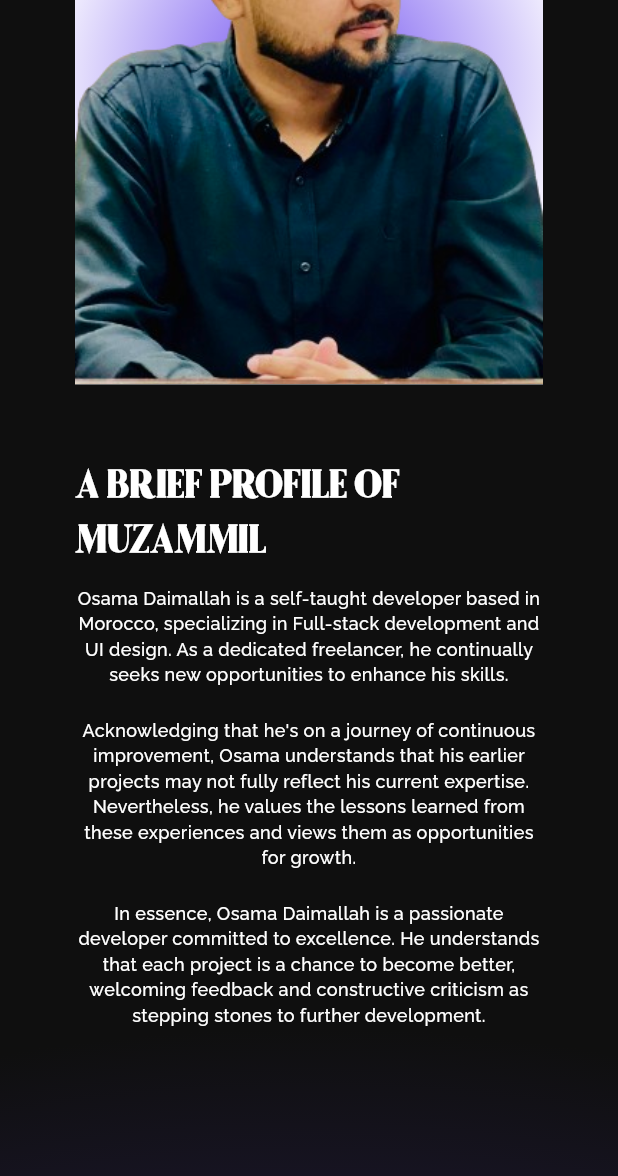
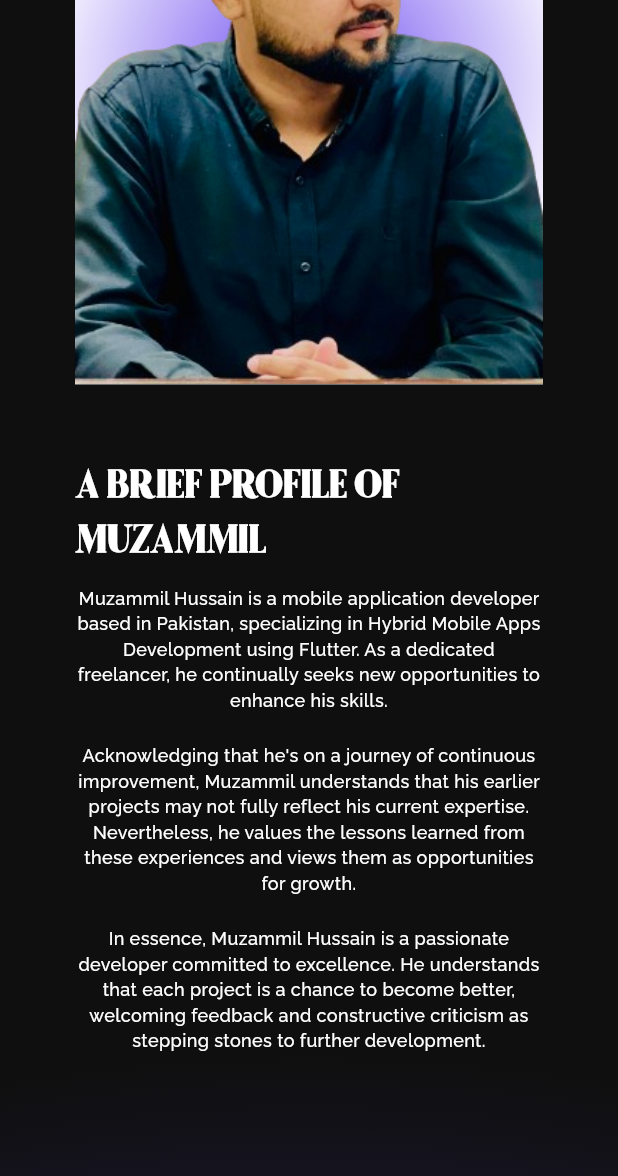
Before and after one commit to haxgert/portfolio, a Flutter app: the AboutPage screen opened by its route, scrolled down 576 dp, on a phone screen of 412 x 824 dp. Shown: the top 1176 px of the screen. Run offline on Flutter 3.47's test engine with Material 3 defaults, Android fonts, the phone set to English and light mode, and no system bars; our stand-ins replace animated_flip_counter, auto_size_text, delightful_toast, entry, flutter_svg, go_router and 2 more; missing offline and left inert: flutter_mailer; accounts and stored records are empty.

Commit message:
bug fixes

```diff
--- a/lib/view/pages/about/about_page.dart
+++ b/lib/view/pages/about/about_page.dart
@@ -148,7 +148,7 @@ class AboutPage extends StatelessWidget {
         ),
         SizedBox(height: 10),
         Text(
-          "Osama Daimallah is a self-taught developer based in Morocco, specializing in Full-stack development and UI design. As a dedicated freelancer, he continually seeks new opportunities to enhance his skills.",
+          "Muzammil Hussain is a mobile application developer based in Pakistan, specializing in Hybrid Mobile Apps Development using Flutter. As a dedicated freelancer, he continually seeks new opportunities to enhance his skills.",
           style: Theme.of(context)
               .textTheme
               .bodyMedium
@@ -157,7 +157,7 @@ class AboutPage extends StatelessWidget {
         ),
         SizedBox(height: 20),
         Text(
-          "Acknowledging that he's on a journey of continuous improvement, Osama understands that his earlier projects may not fully reflect his current expertise. Nevertheless, he values the lessons learned from these experiences and views them as opportunities for growth.",
+          "Acknowledging that he's on a journey of continuous improvement, Muzammil understands that his earlier projects may not fully reflect his current expertise. Nevertheless, he values the lessons learned from these experiences and views them as opportunities for growth.",
           style: Theme.of(context)
               .textTheme
               .bodyMedium
@@ -166,7 +166,7 @@ class AboutPage extends StatelessWidget {
         ),
         SizedBox(height: 20),
         Text(
-          "In essence, Osama Daimallah is a passionate developer committed to excellence. He understands that each project is a chance to become better, welcoming feedback and constructive criticism as stepping stones to further development.",
+          "In essence, Muzammil Hussain is a passionate developer committed to excellence. He understands that each project is a chance to become better, welcoming feedback and constructive criticism as stepping stones to further development.",
           style: Theme.of(context)
               .textTheme
               .bodyMedium
--- a/lib/view/pages/home/views/experience_view.dart
+++ b/lib/view/pages/home/views/experience_view.dart
@@ -55,7 +55,7 @@ class ExperienceView extends StatelessWidget {
         ),
         SizedBox(height: 180),
         AppButton(
-          onTap: () => context.go(Routes.works),
+          onTap: () => context.go(Routes.experience),
           child: Row(
             mainAxisSize: MainAxisSize.min,
             children: [
```
